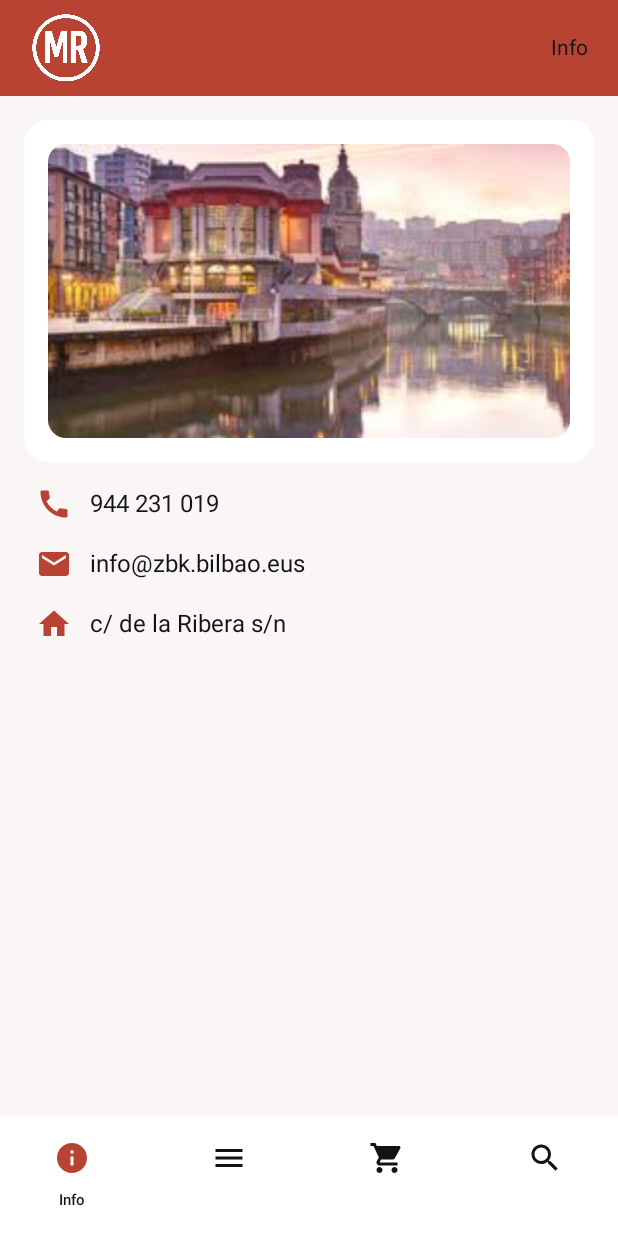
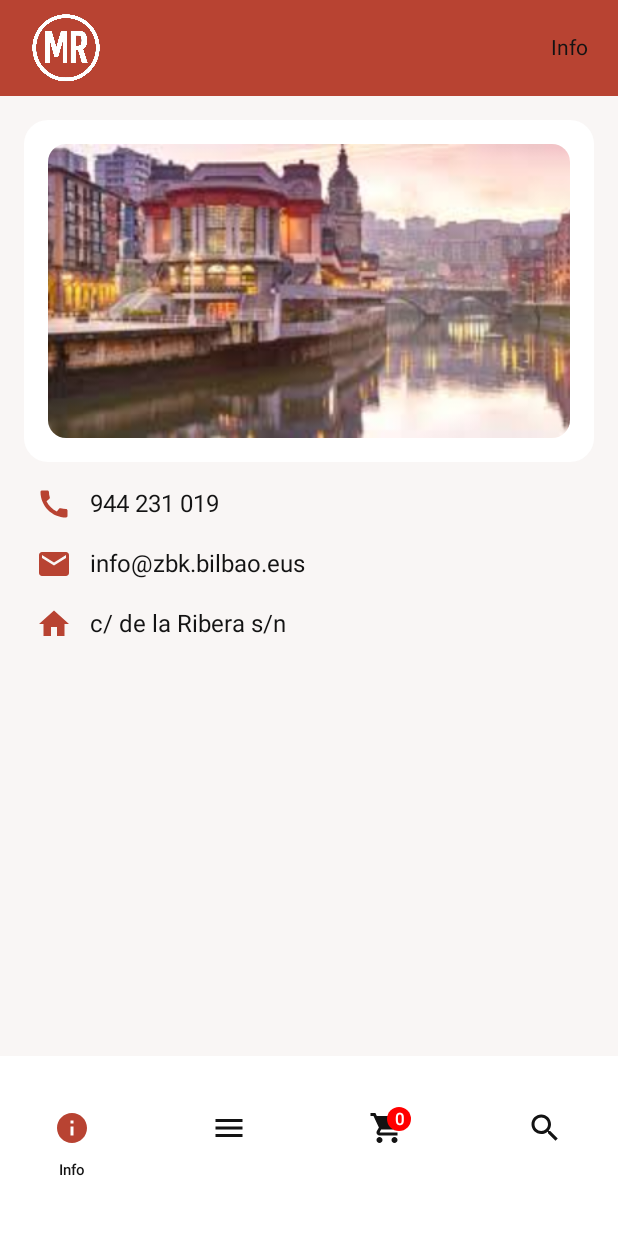
Before and after one commit to 2DM3A-PROYECTOS/RETO1, an Android app built with Jetpack Compose: the composable GestorVentanas shown on its own in the app's theme, on a phone screen of 412 x 824 dp. Run offline under Robolectric (Android 15) with nearby library versions, the phone set to English and light mode, and no system bars; our stand-ins replace Firebase (no records; nobody signed in at launch, a user with empty details on screens opened directly).

Commit message:
Feat / Task44 / BottomNavBar y otros archivos / Mostrar numero de pedidos en cesta junto al botón

```diff
--- a/app/build.gradle.kts
+++ b/app/build.gradle.kts
@@ -62,6 +62,7 @@ dependencies {
     implementation(libs.androidx.compose.animation.core.lint)
     implementation("androidx.compose.material:material-icons-extended")
     implementation(libs.androidx.material3)
+    implementation(libs.androidx.compose.foundation.layout)
     //implementation(libs.firebase.firestore.ktx)
     //implementation(libs.androidx.material3)
     testImplementation(libs.junit)
--- a/app/src/main/java/com/example/reto1_dam_2025_26/userInt/components/BottomNavBar.kt
+++ b/app/src/main/java/com/example/reto1_dam_2025_26/userInt/components/BottomNavBar.kt
@@ -13,18 +13,21 @@ import androidx.compose.ui.unit.dp
 import androidx.compose.ui.unit.sp
 import androidx.navigation.NavHostController
 import androidx.navigation.compose.currentBackStackEntryAsState
+import com.example.reto1_dam_2025_26.viewmodels.CartViewModel
 
 @Composable
 fun BottomNavBar(
     navController: NavHostController,
+    cartViewModel: CartViewModel,
     isLoggedIn: Boolean,
     isLandscape: Boolean
 ) {
     val navBackStackEntry by navController.currentBackStackEntryAsState()
     val currentRoute = navBackStackEntry?.destination?.route
+    val cartItems = cartViewModel.items
 
     NavigationBar(
-        modifier = if (isLandscape) Modifier.height(60.dp) else Modifier.height(80.dp),
+        modifier = if (isLandscape) Modifier.height(60.dp) else Modifier.height(120.dp),
         containerColor = MaterialTheme.colorScheme.primary
     )
     {
@@ -34,10 +37,30 @@ fun BottomNavBar(
             NavItem("cesta", Icons.Default.ShoppingCart, "Cesta", requiresLogin = true),
             NavItem("compra", Icons.Default.Search, "Compra", requiresLogin = true)
         )
+        navItems.forEach { item ->
+            val isCart = item.route == "cesta"
 
-        navItems.forEach { item ->
             NavigationBarItem(
-                icon = { Icon(item.icon, contentDescription = item.label) },
+                icon = {
+                    if (isCart) {
+                        // ✅ Icono con badge (por ejemplo, número 1)
+                        BadgedBox(
+                            badge = {
+                                Badge(
+                                    containerColor = Color.Red, // o MaterialTheme.colorScheme.error
+                                    contentColor = Color.White
+                                ) {
+                                    Text(cartItems.size.toString())
+                                }
+                            }
+                        ) {
+                            Icon(item.icon, contentDescription = item.label)
+                        }
+                    } else {
+                        // Icono normal para los demás
+                        Icon(item.icon, contentDescription = item.label)
+                    }
+                },
                 label = { Text(item.label, fontSize = 10.sp) },
                 selected = currentRoute == item.route,
                 onClick = {
@@ -51,7 +74,6 @@ fun BottomNavBar(
                         }
                     }
                 },
-
                 colors = NavigationBarItemDefaults.colors(
                     selectedIconColor = MaterialTheme.colorScheme.primaryContainer,
                     selectedTextColor = MaterialTheme.colorScheme.onSecondary,
@@ -61,6 +83,34 @@ fun BottomNavBar(
                 )
             )
         }
+
+        /*
+                navItems.forEach { item ->
+                    NavigationBarItem(
+                        icon = { Icon(item.icon, contentDescription = item.label) },
+                        label = { Text(item.label, fontSize = 10.sp) },
+                        selected = currentRoute == item.route,
+                        onClick = {
+                            if (!item.requiresLogin || isLoggedIn) {
+                                navController.navigate(item.route) {
+                                    launchSingleTop = true
+                                    restoreState = true
+                                    popUpTo(navController.graph.startDestinationId) {
+                                        saveState = true
+                                    }
+                                }
+                            }
+                        },
+
+                        colors = NavigationBarItemDefaults.colors(
+                            selectedIconColor = MaterialTheme.colorScheme.primaryContainer,
+                            selectedTextColor = MaterialTheme.colorScheme.onSecondary,
+                            unselectedIconColor = MaterialTheme.colorScheme.onSecondary,
+                            unselectedTextColor = MaterialTheme.colorScheme.primary,
+                            indicatorColor = Color.Transparent
+                        )
+                    )
+                }*/
     }
 }
 
--- a/app/src/main/java/com/example/reto1_dam_2025_26/userInt/components/GestorVentanas.kt
+++ b/app/src/main/java/com/example/reto1_dam_2025_26/userInt/components/GestorVentanas.kt
@@ -1,9 +1,9 @@
+
+
 package com.example.reto1_dam_2025_26.userInt.components
 
 import android.content.res.Configuration
 import androidx.compose.foundation.Image
-import androidx.compose.foundation.background
-import androidx.compose.foundation.layout.Column
 import androidx.compose.foundation.layout.fillMaxSize
 import androidx.compose.foundation.layout.height
 import androidx.compose.foundation.layout.padding
@@ -80,7 +80,7 @@ fun GestorVentanas() {
             )
         },
         bottomBar = {
-            BottomNavBar(navController, isLoggedIn.value, isLandscape)
+            BottomNavBar(navController, cartViewModel,isLoggedIn.value, isLandscape)
         }
     ) { innerPadding ->
         NavHost(
--- a/gradle/libs.versions.toml
+++ b/gradle/libs.versions.toml
@@ -12,6 +12,7 @@ navigationCompose = "2.9.5"
 material3 = "1.4.0"
 animationCoreLint = "1.9.2"
 firebaseFirestoreKtx = "26.0.2"
+foundationLayout = "1.9.3"
 
 [libraries]
 androidx-core-ktx = { group = "androidx.core", name = "core-ktx", version.ref = "coreKtx" }
@@ -32,6 +33,7 @@ androidx-navigation-compose = { group = "androidx.navigation", name = "navigatio
 androidx-material3 = { group = "androidx.compose.material3", name = "material3", version.ref = "material3" }
 androidx-compose-animation-core-lint = { group = "androidx.compose.animation", name = "animation-core-lint", version.ref = "animationCoreLint" }
 firebase-firestore-ktx = { group = "com.google.firebase", name = "firebase-firestore-ktx", version.ref = "firebaseFirestoreKtx" }
+androidx-compose-foundation-layout = { group = "androidx.compose.foundation", name = "foundation-layout", version.ref = "foundationLayout" }
 
 [plugins]
 android-application = { id = "com.android.application", version.ref = "agp" }
```
